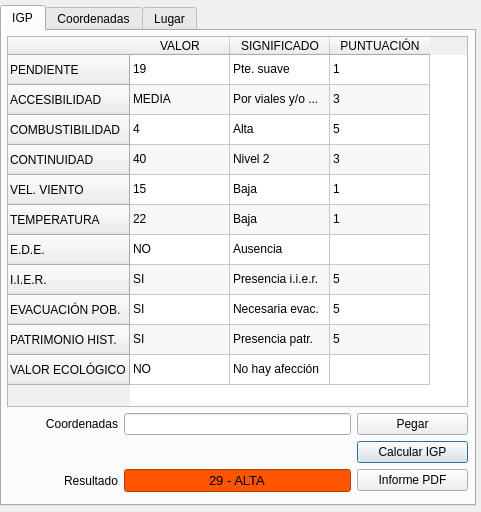
The window that ui_igpdialog.ui (fherdom/igp) describes before a commit, drawn with Qt 5.
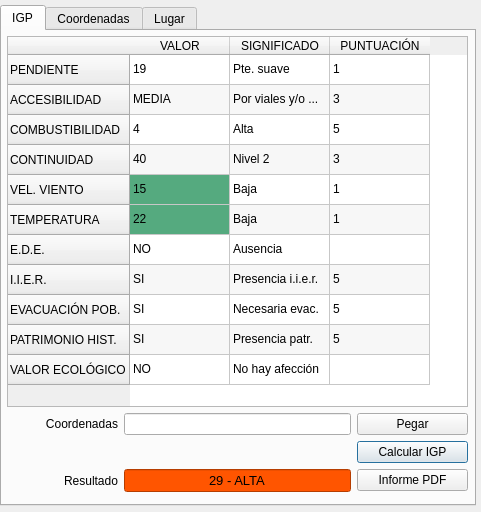
The same window after the commit.

The edit to the form file:
```diff
--- a/ui_igpdialog.ui
+++ b/ui_igpdialog.ui
@@ -249,160 +249,288 @@
          <property name="text">
           <string>19</string>
          </property>
+         <property name="flags">
+          <set>NoItemFlags</set>
+         </property>
         </item>
         <item row="0" column="1">
          <property name="text">
           <string>Pte. suave</string>
          </property>
+         <property name="flags">
+          <set>NoItemFlags</set>
+         </property>
         </item>
         <item row="0" column="2">
          <property name="text">
           <string>1</string>
          </property>
+         <property name="flags">
+          <set>NoItemFlags</set>
+         </property>
         </item>
         <item row="1" column="0">
          <property name="text">
           <string>MEDIA</string>
          </property>
+         <property name="flags">
+          <set>NoItemFlags</set>
+         </property>
         </item>
         <item row="1" column="1">
          <property name="text">
           <string>Por viales y/o ...</string>
          </property>
+         <property name="flags">
+          <set>NoItemFlags</set>
+         </property>
         </item>
         <item row="1" column="2">
          <property name="text">
           <string>3</string>
          </property>
+         <property name="flags">
+          <set>NoItemFlags</set>
+         </property>
         </item>
         <item row="2" column="0">
          <property name="text">
           <string>4</string>
          </property>
+         <property name="flags">
+          <set>NoItemFlags</set>
+         </property>
         </item>
         <item row="2" column="1">
          <property name="text">
           <string>Alta</string>
          </property>
+         <property name="flags">
+          <set>NoItemFlags</set>
+         </property>
         </item>
         <item row="2" column="2">
          <property name="text">
           <string>5</string>
          </property>
+         <property name="flags">
+          <set>NoItemFlags</set>
+         </property>
         </item>
         <item row="3" column="0">
          <property name="text">
           <string>40</string>
          </property>
+         <property name="flags">
+          <set>NoItemFlags</set>
+         </property>
         </item>
         <item row="3" column="1">
          <property name="text">
           <string>Nivel 2</string>
          </property>
+         <property name="flags">
+          <set>NoItemFlags</set>
+         </property>
         </item>
         <item row="3" column="2">
          <property name="text">
           <string>3</string>
          </property>
+         <property name="flags">
+          <set>NoItemFlags</set>
+         </property>
         </item>
         <item row="4" column="0">
          <property name="text">
           <string>15</string>
          </property>
+         <property name="background">
+          <brush brushstyle="SolidPattern">
+           <color alpha="255">
+            <red>85</red>
+            <green>170</green>
+            <blue>127</blue>
+           </color>
+          </brush>
+         </property>
+         <property name="foreground">
+          <brush brushstyle="NoBrush">
+           <color alpha="255">
+            <red>0</red>
+            <green>0</green>
+            <blue>0</blue>
+           </color>
+          </brush>
+         </property>
+         <property name="flags">
+          <set>ItemIsSelectable|ItemIsEditable|ItemIsDragEnabled|ItemIsUserCheckable|ItemIsEnabled</set>
+         </property>
         </item>
         <item row="4" column="1">
          <property name="text">
           <string>Baja</string>
          </property>
+         <property name="flags">
+          <set>NoItemFlags</set>
+         </property>
         </item>
         <item row="4" column="2">
          <property name="text">
           <string>1</string>
          </property>
+         <property name="flags">
+          <set>NoItemFlags</set>
+         </property>
         </item>
         <item row="5" column="0">
          <property name="text">
           <string>22</string>
          </property>
+         <property name="background">
+          <brush brushstyle="SolidPattern">
+           <color alpha="255">
+            <red>85</red>
+            <green>170</green>
+            <blue>127</blue>
+           </color>
+          </brush>
+         </property>
+         <property name="flags">
+          <set>ItemIsSelectable|ItemIsEditable|ItemIsDragEnabled|ItemIsUserCheckable|ItemIsEnabled</set>
+         </property>
         </item>
         <item row="5" column="1">
          <property name="text">
           <string>Baja</string>
          </property>
+         <property name="flags">
+          <set>NoItemFlags</set>
+         </property>
         </item>
         <item row="5" column="2">
          <property name="text">
           <string>1</string>
          </property>
+         <property name="flags">
+          <set>NoItemFlags</set>
+         </property>
         </item>
         <item row="6" column="0">
          <property name="text">
           <string>NO</string>
          </property>
+         <property name="flags">
+          <set>NoItemFlags</set>
+         </property>
         </item>
         <item row="6" column="1">
          <property name="text">
           <string>Ausencia</string>
          </property>
+         <property name="flags">
+          <set>NoItemFlags</set>
+         </property>
         </item>
         <item row="6" column="2">
          <property name="text">
           <string/>
          </property>
+         <property name="flags">
+          <set>NoItemFlags</set>
+         </property>
         </item>
         <item row="7" column="0">
          <property name="text">
           <string>SI</string>
          </property>
+         <property name="flags">
+          <set>NoItemFlags</set>
+         </property>
         </item>
         <item row="7" column="1">
          <property name="text">
           <string>Presencia i.i.e.r.</string>
          </property>
+         <property name="flags">
+          <set>NoItemFlags</set>
+         </property>
         </item>
         <item row="7" column="2">
          <property name="text">
           <string>5</string>
          </property>
+         <property name="flags">
+          <set>NoItemFlags</set>
+         </property>
         </item>
         <item row="8" column="0">
          <property name="text">
           <string>SI</string>
          </property>
+         <property name="flags">
+          <set>NoItemFlags</set>
+         </property>
         </item>
         <item row="8" column="1">
          <property name="text">
           <string>Necesaria evac.</string>
          </property>
+         <property name="flags">
+          <set>NoItemFlags</set>
+         </property>
         </item>
         <item row="8" column="2">
          <property name="text">
           <string>5</string>
          </property>
+         <property name="flags">
+          <set>NoItemFlags</set>
+         </property>
         </item>
         <item row="9" column="0">
          <property name="text">
           <string>SI</string>
          </property>
+         <property name="flags">
+          <set>NoItemFlags</set>
+         </property>
         </item>
         <item row="9" column="1">
          <property name="text">
           <string>Presencia patr.</string>
          </property>
+         <property name="flags">
+          <set>NoItemFlags</set>
+         </property>
         </item>
         <item row="9" column="2">
          <property name="text">
           <string>5</string>
          </property>
+         <property name="flags">
+          <set>NoItemFlags</set>
+         </property>
         </item>
         <item row="10" column="0">
          <property name="text">
           <string>NO</string>
          </property>
+         <property name="flags">
+          <set>NoItemFlags</set>
+         </property>
         </item>
         <item row="10" column="1">
          <property name="text">
           <string>No hay afección</string>
+         </property>
+         <property name="flags">
+          <set>NoItemFlags</set>
+         </property>
+        </item>
+        <item row="10" column="2">
+         <property name="flags">
+          <set>NoItemFlags</set>
          </property>
         </item>
        </widget>
```
